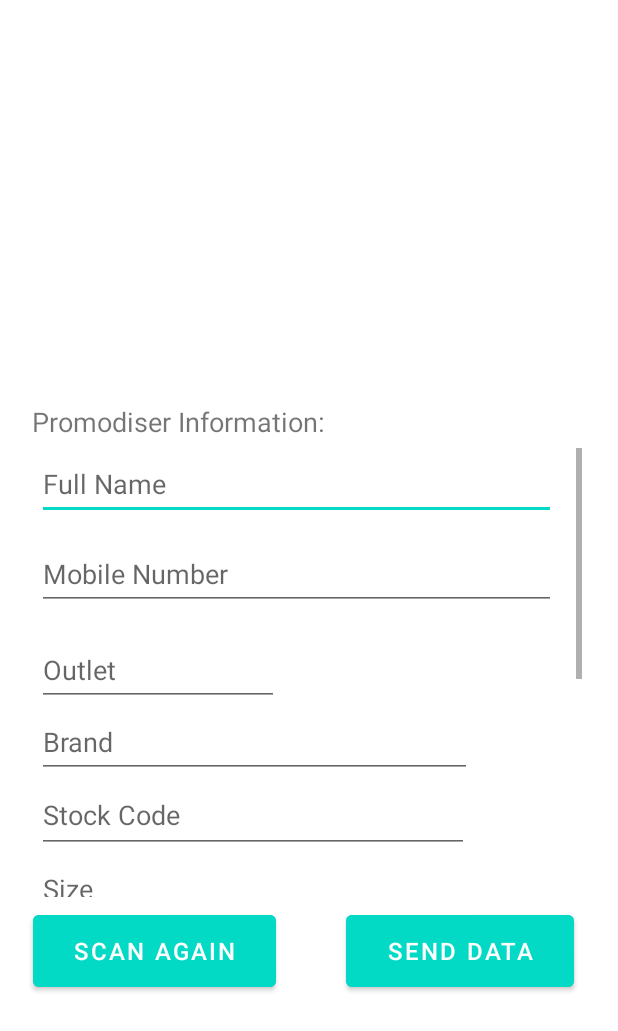
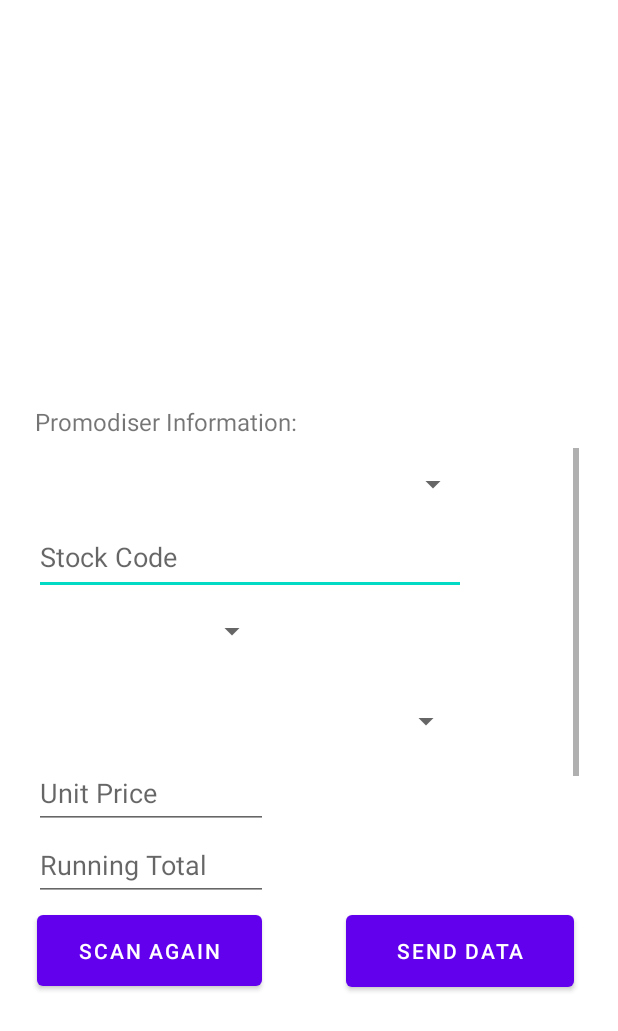
Before and after one commit to jolomunar/EdgeScanner-MobileApp, an Android app: the layout activity_display.xml on its own in the app's theme, with its tools: preview values and no code run, on a phone screen of 412 x 824 dp. Shown: the top 1031 px of the screen. Run offline under Robolectric (Android 15) with nearby library versions, the phone set to English and light mode, and no system bars.

Commit message:
new-front-back

```diff
--- a/app/src/main/res/layout/activity_display.xml
+++ b/app/src/main/res/layout/activity_display.xml
@@ -12,7 +12,7 @@
         android:layout_height="wrap_content"
         android:layout_marginTop="24dp"
         android:text="Promodiser Information:"
-        android:textSize="18sp"
+        android:textSize="16sp"
         app:layout_constraintBottom_toTopOf="@+id/scrollView3"
         app:layout_constraintEnd_toEndOf="parent"
         app:layout_constraintHorizontal_bias="0.097"
@@ -24,9 +24,7 @@
         android:layout_width="152dp"
         android:layout_height="60dp"
         android:layout_marginTop="604dp"
-        android:backgroundTint="@color/teal_200"
         android:text="Send Data"
-        android:textSize="16sp"
         app:layout_constraintEnd_toEndOf="parent"
         app:layout_constraintHorizontal_bias="0.887"
         app:layout_constraintStart_toStartOf="parent"
@@ -34,14 +32,12 @@
 
     <Button
         android:id="@+id/button2"
-        android:layout_width="162dp"
-        android:layout_height="60dp"
+        android:layout_width="150dp"
+        android:layout_height="59dp"
         android:layout_marginTop="604dp"
-        android:backgroundTint="@color/teal_200"
         android:text="Scan Again"
-        android:textSize="16sp"
         app:layout_constraintEnd_toEndOf="parent"
-        app:layout_constraintHorizontal_bias="0.088"
+        app:layout_constraintHorizontal_bias="0.095"
         app:layout_constraintStart_toStartOf="parent"
         app:layout_constraintTop_toTopOf="parent" />
 
@@ -61,8 +57,9 @@
         android:layout_width="363dp"
         android:layout_height="299dp"
         android:layout_marginTop="59dp"
-        app:layout_constraintBottom_toBottomOf="parent"
+        app:layout_constraintBottom_toTopOf="@+id/button4"
         app:layout_constraintEnd_toEndOf="parent"
+        app:layout_constraintHorizontal_bias="0.466"
         app:layout_constraintStart_toStartOf="parent"
         app:layout_constraintTop_toBottomOf="@+id/sampleListView"
         app:layout_constraintVertical_bias="0.0"
@@ -74,69 +71,20 @@
             android:layout_height="wrap_content"
             android:orientation="vertical">
 
-            <EditText
-                android:id="@+id/fullName"
-                android:layout_width="346dp"
-                android:layout_height="wrap_content"
-                android:ems="10"
-                android:hint="Full Name"
-                android:inputType="textPersonName"
-                android:minHeight="48dp"
-                app:layout_constraintBottom_toBottomOf="parent"
-                app:layout_constraintEnd_toEndOf="parent"
-                app:layout_constraintHorizontal_bias="0.153"
-                app:layout_constraintStart_toStartOf="parent"
-                app:layout_constraintTop_toBottomOf="@+id/promoInfo"
-                app:layout_constraintVertical_bias="0.023"
-                tools:ignore="SpeakableTextPresentCheck" />
-
-            <EditText
-                android:id="@+id/mobileNumber"
-                android:layout_width="346dp"
-                android:layout_height="wrap_content"
-                android:layout_marginTop="12dp"
-                android:ems="10"
-                android:hint="Mobile Number"
-                android:inputType="phone"
-                android:minHeight="48dp"
-                app:layout_constraintBottom_toBottomOf="parent"
-                app:layout_constraintEnd_toEndOf="parent"
-                app:layout_constraintHorizontal_bias="0.357"
-                app:layout_constraintStart_toStartOf="parent"
-                app:layout_constraintTop_toBottomOf="@+id/fullName"
-                app:layout_constraintVertical_bias="0.0"
-                tools:ignore="SpeakableTextPresentCheck" />
-
-            <EditText
-                android:id="@+id/outlet"
-                android:layout_width="161dp"
-                android:layout_height="48dp"
-                android:layout_marginTop="16dp"
-                android:ems="10"
-                android:hint="Outlet"
-                android:inputType="textPersonName"
-                android:minHeight="48dp"
-                app:layout_constraintBottom_toBottomOf="parent"
-                app:layout_constraintEnd_toEndOf="parent"
-                app:layout_constraintHorizontal_bias="0.02"
-                app:layout_constraintStart_toStartOf="parent"
-                app:layout_constraintTop_toBottomOf="@+id/mobileNumber"
-                app:layout_constraintVertical_bias="0.0" />
-
-            <EditText
+            <Spinner
                 android:id="@+id/brand"
                 android:layout_width="290dp"
                 android:layout_height="48dp"
                 android:ems="10"
                 android:hint="Brand"
-                android:inputType="textPersonName"
                 android:minHeight="48dp"
                 app:layout_constraintBottom_toBottomOf="parent"
                 app:layout_constraintEnd_toEndOf="parent"
                 app:layout_constraintHorizontal_bias="0.02"
                 app:layout_constraintStart_toStartOf="parent"
                 app:layout_constraintTop_toBottomOf="parent"
-                app:layout_constraintVertical_bias="0.0" />
+                app:layout_constraintVertical_bias="0.0"
+                tools:ignore="SpeakableTextPresentCheck,SpeakableTextPresentCheck" />
 
             <EditText
                 android:id="@+id/stockcode"
@@ -144,7 +92,7 @@
                 android:layout_height="50dp"
                 android:ems="10"
                 android:hint="Stock Code"
-                android:inputType="number|text"
+                android:inputType="textPersonName"
                 android:minHeight="48dp"
                 app:layout_constraintBottom_toBottomOf="parent"
                 app:layout_constraintEnd_toEndOf="parent"
@@ -153,36 +101,36 @@
                 app:layout_constraintTop_toBottomOf="@+id/mobileNumber"
                 app:layout_constraintVertical_bias="0.072" />
 
-            <EditText
+            <Spinner
                 android:id="@+id/size"
                 android:layout_width="156dp"
                 android:layout_height="wrap_content"
                 android:ems="10"
                 android:hint="Size"
-                android:inputType="number|text"
                 android:minHeight="48dp"
                 app:layout_constraintBottom_toBottomOf="parent"
                 app:layout_constraintEnd_toEndOf="parent"
                 app:layout_constraintHorizontal_bias="0.962"
                 app:layout_constraintStart_toStartOf="parent"
                 app:layout_constraintTop_toBottomOf="@+id/stockcode"
-                app:layout_constraintVertical_bias="0.07" />
+                app:layout_constraintVertical_bias="0.07"
+                tools:ignore="SpeakableTextPresentCheck" />
 
-            <EditText
+            <Spinner
                 android:id="@+id/color"
                 android:layout_width="285dp"
                 android:layout_height="48dp"
                 android:layout_marginTop="12dp"
                 android:ems="10"
                 android:hint="Color"
-                android:inputType="textPersonName"
                 android:minHeight="48dp"
                 app:layout_constraintBottom_toBottomOf="parent"
                 app:layout_constraintEnd_toEndOf="parent"
                 app:layout_constraintHorizontal_bias="0.024"
                 app:layout_constraintStart_toStartOf="parent"
                 app:layout_constraintTop_toBottomOf="@+id/locationCode"
-                app:layout_constraintVertical_bias="0.011" />
+                app:layout_constraintVertical_bias="0.011"
+                tools:ignore="SpeakableTextPresentCheck" />
 
             <EditText
                 android:id="@+id/unitprice"
@@ -223,14 +171,13 @@
                 android:inputType="number"
                 android:minHeight="48dp" />
 
-            <EditText
+            <Spinner
                 android:id="@+id/remarks"
                 android:layout_width="155dp"
                 android:layout_height="wrap_content"
                 android:layout_marginTop="12dp"
                 android:ems="10"
                 android:hint="Remarks"
-                android:inputType="textPersonName"
                 android:minHeight="48dp"
                 tools:ignore="SpeakableTextPresentCheck" />
 
```
Also changed, not shown: app/src/main/java/apc/mobprog/myqrcodeandbarcodescanner/DisplayActivity.java (+42 -40 lines), app/src/main/res/values/strings.xml (+38 -0 lines).
